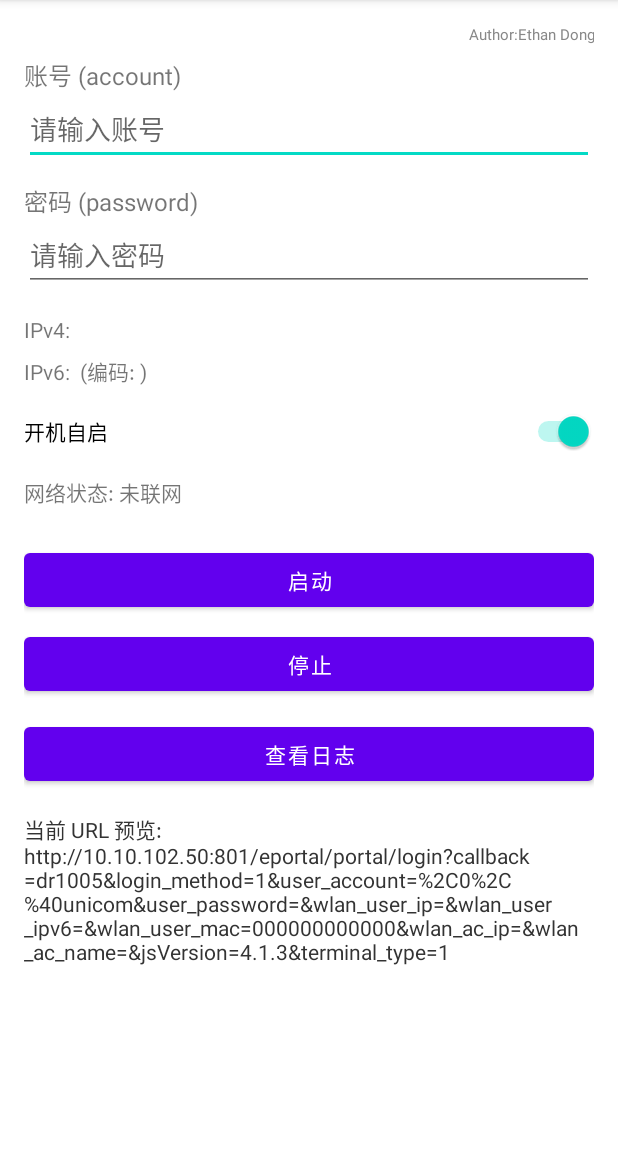
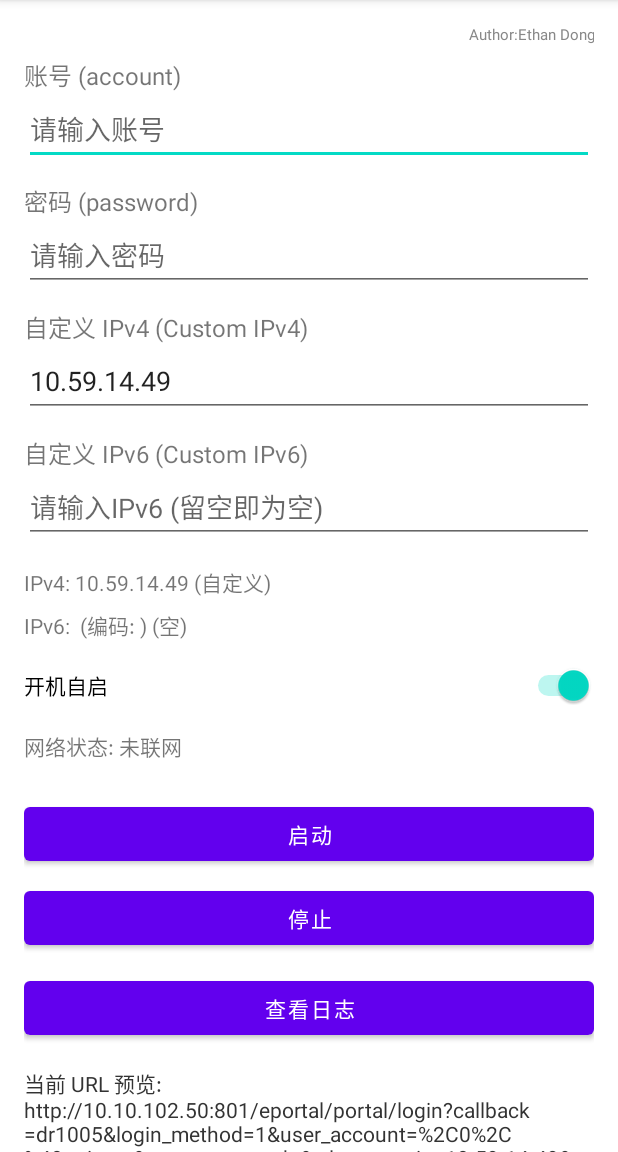
Before and after one commit to ethandong16/AutoAuth-For-TUST, an Android app: the screen it shows after launch (MainActivity), on a phone screen of 412 x 824 dp, the part 84-1236 px from its top. Run offline under Robolectric (Android 15) with nearby library versions, the phone set to English and light mode, and no system bars.

Commit message:
feat: 允许自定义 IPv4/IPv6 地址；不再自动从网卡获取
  - MainActivity: 新增 IPv4/IPv6 自定义输入框，允许留空或指定静态 IP
  - AuthService: 登录时优先使用 SharedPreferences 中保存的自定义 IP；仅在未保存过配置时回退到自动获取
  - UI: 更新预览逻辑，若输入框有值则直接显示并编码，不再读取 wlan0 地址；状态显示区分“自定义”与“空”
  - 备注：IPv4 默认预填 "10.59.14.49"，IPv6 默认为空

```diff
--- a/app/src/main/java/com/example/autoauth/MainActivity.kt
+++ b/app/src/main/java/com/example/autoauth/MainActivity.kt
@@ -30,6 +30,8 @@ class MainActivity : AppCompatActivity() {
 
         val etAccount = findViewById<EditText>(R.id.etAccount)
         val etPassword = findViewById<EditText>(R.id.etPassword)
+        val etCustomIPv4 = findViewById<EditText>(R.id.etCustomIPv4)
+        val etCustomIPv6 = findViewById<EditText>(R.id.etCustomIPv6)
         val tvIPv4 = findViewById<TextView>(R.id.tvIPv4)
         val tvIPv6 = findViewById<TextView>(R.id.tvIPv6)
         val tvNetStatus = findViewById<TextView>(R.id.tvNetStatus)
@@ -43,19 +45,30 @@ class MainActivity : AppCompatActivity() {
         val prefs = getSharedPreferences("autoauth_prefs", Context.MODE_PRIVATE)
         etAccount.setText(prefs.getString("account", ""))
         etPassword.setText(prefs.getString("password", ""))
+        etCustomIPv4.setText(prefs.getString("custom_ipv4", "10.59.14.49"))
+        etCustomIPv6.setText(prefs.getString("custom_ipv6", ""))
 
         // UI helpers
         fun updateIpsAndPreview() {
-            val ipv4Now = NetUtil.getIPv4Address("wlan0") ?: ""
-            val ipv6Sel = NetUtil.selectIPv6Address("wlan0")
-            val ipv6RawNow = ipv6Sel?.hostAddress?.substringBefore('%') ?: ""
-            val ipv6EncNow = NetUtil.formatIPv6ForURL(ipv6Sel)
-            tvIPv4.text = "IPv4: $ipv4Now"
-            tvIPv6.text = "IPv6: $ipv6RawNow (编码: $ipv6EncNow)"
+            // Determine IPv4
+            val customIPv4 = etCustomIPv4.text.toString().trim()
+            val ipv4Now = customIPv4 // 用户想要留空就留空
+
+            // Determine IPv6
+            val customIPv6 = etCustomIPv6.text.toString().trim()
+
+            val ipv6Display: String
+            val ipv6Encoded: String
+
+            ipv6Display = customIPv6
+            ipv6Encoded = try { URLEncoder.encode(customIPv6, "UTF-8") } catch (_: Exception) { customIPv6 }
+
+            tvIPv4.text = "IPv4: $ipv4Now" + (if (customIPv4.isNotEmpty()) " (自定义)" else " (空)")
+            tvIPv6.text = "IPv6: $ipv6Display (编码: $ipv6Encoded)" + (if (customIPv6.isNotEmpty()) " (自定义)" else " (空)")
 
             val accountEncodedNow = try { URLEncoder.encode(etAccount.text.toString(), "UTF-8") } catch (_: Exception) { etAccount.text.toString() }
             val passwordEncodedNow = try { URLEncoder.encode(etPassword.text.toString(), "UTF-8") } catch (_: Exception) { etPassword.text.toString() }
-            val previewUrlNow = NetUtil.buildLoginUrl(accountEncodedNow, passwordEncodedNow, ipv4Now, ipv6EncNow)
+            val previewUrlNow = NetUtil.buildLoginUrl(accountEncodedNow, passwordEncodedNow, ipv4Now, ipv6Encoded)
             tvResult.text = "当前 URL 预览:\n$previewUrlNow"
         }
 
@@ -82,6 +95,8 @@ class MainActivity : AppCompatActivity() {
         }
         etAccount.addTextChangedListener(SimpleTextWatcher { watcher("account", it); updateIpsAndPreview() })
         etPassword.addTextChangedListener(SimpleTextWatcher { watcher("password", it); updateIpsAndPreview() })
+        etCustomIPv4.addTextChangedListener(SimpleTextWatcher { watcher("custom_ipv4", it); updateIpsAndPreview() })
+        etCustomIPv6.addTextChangedListener(SimpleTextWatcher { watcher("custom_ipv6", it); updateIpsAndPreview() })
 
         // Start service
         btnStart.setOnClickListener {
@@ -93,7 +108,12 @@ class MainActivity : AppCompatActivity() {
             }
 
             // Save once more
-            prefs.edit().putString("account", account).putString("password", password).apply()
+            prefs.edit()
+                .putString("account", account)
+                .putString("password", password)
+                .putString("custom_ipv4", etCustomIPv4.text.toString().trim())
+                .putString("custom_ipv6", etCustomIPv6.text.toString().trim())
+                .apply()
 
             // Request notification permission on Android 13+
             if (Build.VERSION.SDK_INT >= 33) {
@@ -182,9 +202,9 @@ class MainActivity : AppCompatActivity() {
             try { cm.unregisterNetworkCallback(networkCallback!!) } catch (_: Exception) {}
             networkCallback = null
         }
+    }
+}
 
-}
-}
 // SimpleTextWatcher
 private class SimpleTextWatcher(val onChanged: (String) -> Unit) : android.text.TextWatcher {
     override fun beforeTextChanged(s: CharSequence?, start: Int, count: Int, after: Int) {}
--- a/app/src/main/res/layout/activity_main.xml
+++ b/app/src/main/res/layout/activity_main.xml
@@ -45,6 +45,34 @@
             android:layout_height="wrap_content"
             android:hint="请输入密码"
             android:inputType="textPassword" />
+
+        <TextView
+            android:layout_width="wrap_content"
+            android:layout_height="wrap_content"
+            android:layout_marginTop="12dp"
+            android:text="自定义 IPv4 (Custom IPv4)"
+            android:textSize="16sp" />
+
+        <EditText
+            android:id="@+id/etCustomIPv4"
+            android:layout_width="match_parent"
+            android:layout_height="wrap_content"
+            android:hint="请输入IPv4 (留空即为空)"
+            android:inputType="text" />
+
+        <TextView
+            android:layout_width="wrap_content"
+            android:layout_height="wrap_content"
+            android:layout_marginTop="12dp"
+            android:text="自定义 IPv6 (Custom IPv6)"
+            android:textSize="16sp" />
+
+        <EditText
+            android:id="@+id/etCustomIPv6"
+            android:layout_width="match_parent"
+            android:layout_height="wrap_content"
+            android:hint="请输入IPv6 (留空即为空)"
+            android:inputType="text" />
 
         <TextView
             android:id="@+id/tvIPv4"
@@ -106,7 +134,5 @@
             android:textSize="14sp"
             android:textColor="#333333" />
 
-
-
     </LinearLayout>
 </ScrollView>
```
Also changed, not shown: app/src/main/java/com/example/autoauth/AuthService.kt (+48 -4 lines).
